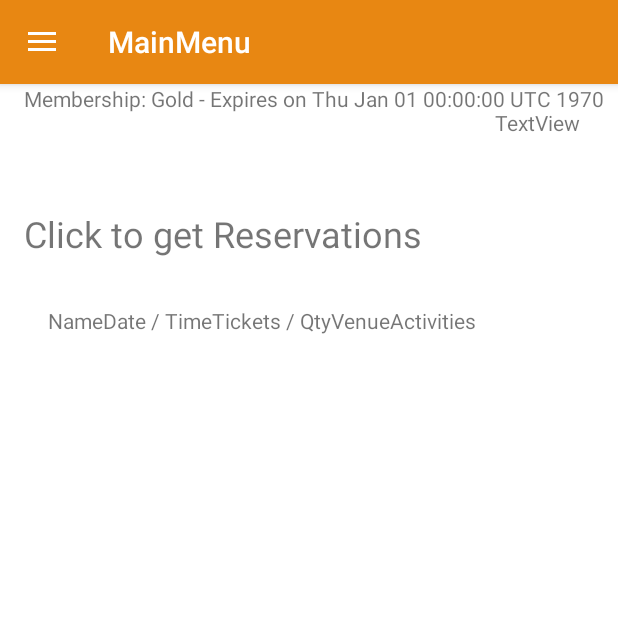
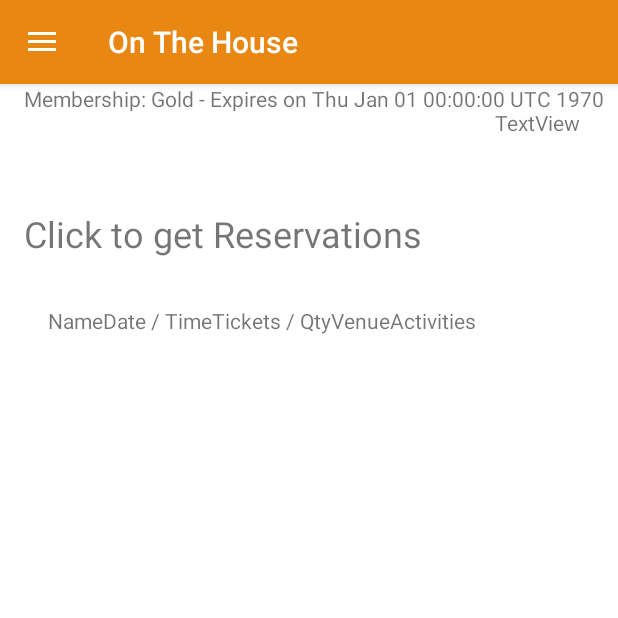
Before and after one commit to shannu1995/On-The-House, an Android app: the MainMenu screen opened directly, with no data from a screen before it, in the side drawer, after a tap on "My Account", on a phone screen of 412 x 824 dp, the top half of it. Run offline under Robolectric (Android 15) with nearby library versions, the phone set to English and light mode, and no system bars; pictures from the network do not load.

```diff
--- a/app/src/main/java/com/onthehouse/onthehouse/MainMenu.java
+++ b/app/src/main/java/com/onthehouse/onthehouse/MainMenu.java
@@ -36,6 +36,7 @@ public class MainMenu extends AppCompatActivity
         setContentView(R.layout.activity_main_menu);
 
         Toolbar toolbar = (Toolbar) findViewById(R.id.toolbar);
+        toolbar.setTitle("On The House");
         setSupportActionBar(toolbar);
         DrawerLayout drawer = (DrawerLayout) findViewById(R.id.drawer_layout);
         ActionBarDrawerToggle toggle = new ActionBarDrawerToggle(
--- a/app/src/main/res/menu/activity_main_drawer.xml
+++ b/app/src/main/res/menu/activity_main_drawer.xml
@@ -20,10 +20,12 @@
             <item
                 android:id="@+id/account"
                 android:title="My Account"
+                android:icon="@drawable/email"
             />
             <item
                 android:id="@+id/membership"
                 android:title="My Membership"
+                android:icon="@drawable/icon_membership"
                 />
             <item
                 android:id="@+id/past_offerings"
```
Also changed, not shown: app/src/main/res/drawable/icon_membership.png (added).
